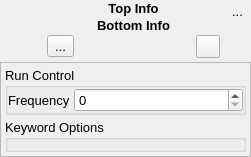
Before: the Qt Designer form src/gui/modulechartmoduleblock.ui in disorderedmaterials/dissolve, drawn with Qt 5.
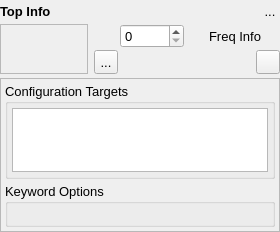
After: the same form once the commit is applied. Icons and pictures are not drawn. Custom widgets are drawn as their Qt base class.

The edit to the form file:
```diff
--- a/src/gui/modulechartmoduleblock.ui
+++ b/src/gui/modulechartmoduleblock.ui
@@ -6,8 +6,8 @@
    <rect>
     <x>0</x>
     <y>0</y>
-    <width>251</width>
-    <height>157</height>
+    <width>200</width>
+    <height>232</height>
    </rect>
   </property>
   <property name="sizePolicy">
@@ -54,32 +54,6 @@
      <property name="spacing">
       <number>4</number>
      </property>
-     <item row="0" column="1">
-      <widget class="QToolButton" name="RemoveButton">
-       <property name="toolTip">
-        <string>Remove this module</string>
-       </property>
-       <property name="text">
-        <string>...</string>
-       </property>
-       <property name="icon">
-        <iconset resource="main.qrc">
-         <normaloff>:/general/icons/general_cross.svg</normaloff>:/general/icons/general_cross.svg</iconset>
-       </property>
-       <property name="iconSize">
-        <size>
-         <width>10</width>
-         <height>10</height>
-        </size>
-       </property>
-       <property name="checkable">
-        <bool>false</bool>
-       </property>
-       <property name="autoRaise">
-        <bool>true</bool>
-       </property>
-      </widget>
-     </item>
      <item row="0" column="0" rowspan="2">
       <widget class="QFrame" name="HeaderFrame">
        <property name="sizePolicy">
@@ -121,54 +95,67 @@
         </property>
         <item>
          <layout class="QGridLayout" name="gridLayout">
-          <property name="spacing">
+          <property name="horizontalSpacing">
+           <number>6</number>
+          </property>
+          <property name="verticalSpacing">
            <number>2</number>
           </property>
-          <item row="0" column="1">
-           <widget class="QLabel" name="TopLabel">
+          <item row="1" column="4" colspan="2">
+           <widget class="QLabel" name="FrequencyLabel">
             <property name="sizePolicy">
-             <sizepolicy hsizetype="Minimum" vsizetype="Minimum">
+             <sizepolicy hsizetype="Expanding" vsizetype="Minimum">
               <horstretch>0</horstretch>
               <verstretch>0</verstretch>
              </sizepolicy>
             </property>
             <property name="font">
              <font>
-              <weight>75</weight>
-              <bold>true</bold>
+              <weight>50</weight>
+              <bold>false</bold>
              </font>
             </property>
             <property name="text">
-             <string>Top Info</string>
+             <string>Freq Info</string>
             </property>
             <property name="alignment">
              <set>Qt::AlignCenter</set>
             </property>
            </widget>
           </item>
-          <item row="1" column="1">
-           <widget class="QLabel" name="BottomLabel">
+          <item row="1" column="3">
+           <widget class="QSpinBox" name="FrequencySpin">
             <property name="sizePolicy">
-             <sizepolicy hsizetype="Minimum" vsizetype="Minimum">
+             <sizepolicy hsizetype="Minimum" vsizetype="Fixed">
               <horstretch>0</horstretch>
               <verstretch>0</verstretch>
              </sizepolicy>
             </property>
-            <property name="font">
-             <font>
-              <weight>75</weight>
-              <bold>true</bold>
-             </font>
+           </widget>
+          </item>
+          <item row="1" column="2">
+           <widget class="QLabel" name="label">
+            <property name="sizePolicy">
+             <sizepolicy hsizetype="Minimum" vsizetype="Preferred">
+              <horstretch>0</horstretch>
+              <verstretch>0</verstretch>
+             </sizepolicy>
             </property>
+            <property name="maximumSize">
+             <size>
+              <width>20</width>
+              <height>20</height>
+             </size>
+            </property>
             <property name="text">
-             <string>Bottom Info</string>
+             <string/>
             </property>
-            <property name="alignment">
-             <set>Qt::AlignCenter</set>
+            <property name="pixmap">
+             <pixmap resource="main.qrc">:/general/icons/general_frequency.svg</pixmap>
             </property>
            </widget>
           </item>
-          <item row="2" column="1">
+          <item row="2" column="2" colspan="4">
            <layout class="QHBoxLayout" name="horizontalLayout">
             <property name="spacing">
              <number>4</number>
@@ -176,11 +163,17 @@
             <item>
              <widget class="QToolButton" name="RunButton">
               <property name="sizePolicy">
-               <sizepolicy hsizetype="Fixed" vsizetype="Fixed">
+               <sizepolicy hsizetype="Preferred" vsizetype="Preferred">
                 <horstretch>0</horstretch>
                 <verstretch>0</verstretch>
                </sizepolicy>
               </property>
+              <property name="maximumSize">
+               <size>
+                <width>24</width>
+                <height>24</height>
+               </size>
+              </property>
               <property name="toolTip">
                <string>Run this module now</string>
               </property>
@@ -193,8 +186,8 @@
               </property>
               <property name="iconSize">
                <size>
-                <width>16</width>
-                <height>16</height>
+                <width>20</width>
+                <height>20</height>
                </size>
               </property>
              </widget>
@@ -218,15 +211,15 @@
             <item>
              <widget class="QToolButton" name="EnabledButton">
               <property name="sizePolicy">
-               <sizepolicy hsizetype="Fixed" vsizetype="Fixed">
+               <sizepolicy hsizetype="Preferred" vsizetype="Preferred">
                 <horstretch>0</horstretch>
                 <verstretch>0</verstretch>
                </sizepolicy>
               </property>
               <property name="maximumSize">
                <size>
-                <width>34</width>
-                <height>16777215</height>
+                <width>50</width>
+                <height>24</height>
                </size>
               </property>
               <property name="toolTip">
@@ -242,8 +235,8 @@
               </property>
               <property name="iconSize">
                <size>
-                <width>32</width>
-                <height>16</height>
+                <width>50</width>
+                <height>20</height>
                </size>
               </property>
               <property name="checkable">
@@ -275,6 +268,18 @@
             </item>
             <item>
              <widget class="QToolButton" name="ToggleKeywordsButton">
+              <property name="sizePolicy">
+               <sizepolicy hsizetype="Preferred" vsizetype="Preferred">
+                <horstretch>0</horstretch>
+                <verstretch>0</verstretch>
+               </sizepolicy>
+              </property>
+              <property name="maximumSize">
+               <size>
+                <width>24</width>
+                <height>24</height>
+               </size>
+              </property>
               <property name="toolTip">
                <string>Toggle module keyword controls</string>
               </property>
@@ -287,8 +292,8 @@
               </property>
               <property name="iconSize">
                <size>
-                <width>16</width>
-                <height>16</height>
+                <width>20</width>
+                <height>20</height>
                </size>
               </property>
               <property name="checkable">
@@ -298,31 +303,117 @@
             </item>
            </layout>
           </item>
-          <item row="0" column="0" rowspan="3">
-           <widget class="QLabel" name="IconLabel">
+          <item row="0" column="0" colspan="5">
+           <widget class="QLabel" name="TopLabel">
             <property name="sizePolicy">
-             <sizepolicy hsizetype="Preferred" vsizetype="Preferred">
+             <sizepolicy hsizetype="Expanding" vsizetype="Minimum">
+              <horstretch>0</horstretch>
+              <verstretch>0</verstretch>
+             </sizepolicy>
+            </property>
+            <property name="font">
+             <font>
+              <weight>75</weight>
+              <bold>true</bold>
+             </font>
+            </property>
+            <property name="text">
+             <string>Top Info</string>
+            </property>
+            <property name="alignment">
+             <set>Qt::AlignLeading|Qt::AlignLeft|Qt::AlignVCenter</set>
+            </property>
+           </widget>
+          </item>
+          <item row="0" column="5">
+           <widget class="QToolButton" name="RemoveButton">
+            <property name="sizePolicy">
+             <sizepolicy hsizetype="Minimum" vsizetype="Preferred">
               <horstretch>0</horstretch>
               <verstretch>0</verstretch>
              </sizepolicy>
             </property>
             <property name="maximumSize">
              <size>
-              <width>48</width>
-              <height>48</height>
+              <width>20</width>
+              <height>16777215</height>
              </size>
             </property>
             <property name="text">
-             <string/>
+             <string>...</string>
             </property>
             <property name="pixmap">
              <pixmap resource="main.qrc">:/modules/icons/modules_import.svg</pixmap>
             </property>
-            <property name="scaledContents">
+            <property name="iconSize">
+             <size>
+              <width>16</width>
+              <height>16</height>
+             </size>
+            </property>
+            <property name="checkable">
+             <bool>false</bool>
+            </property>
+            <property name="autoRaise">
              <bool>true</bool>
             </property>
            </widget>
           </item>
+          <item row="1" column="0" rowspan="2" colspan="2">
+           <widget class="QFrame" name="IconFrame">
+            <property name="frameShape">
+             <enum>QFrame::StyledPanel</enum>
+            </property>
+            <property name="frameShadow">
+             <enum>QFrame::Raised</enum>
+            </property>
+            <property name="lineWidth">
+             <number>2</number>
+            </property>
+            <layout class="QHBoxLayout" name="horizontalLayout_2">
+             <property name="spacing">
+              <number>4</number>
+             </property>
+             <property name="leftMargin">
+              <number>4</number>
+             </property>
+             <property name="topMargin">
+              <number>4</number>
+             </property>
+             <property name="rightMargin">
+              <number>4</number>
+             </property>
+             <property name="bottomMargin">
+              <number>4</number>
+             </property>
+             <item>
+              <widget class="QLabel" name="IconLabel">
+               <property name="sizePolicy">
+                <sizepolicy hsizetype="Preferred" vsizetype="Preferred">
+                 <horstretch>0</horstretch>
+                 <verstretch>0</verstretch>
+                </sizepolicy>
+               </property>
+               <property name="maximumSize">
+                <size>
+                 <width>48</width>
+                 <height>48</height>
+                </size>
+               </property>
+               <property name="text">
+                <string/>
+               </property>
+               <property name="pixmap">
+                <pixmap resource="main.qrc">:/modules/icons/modules_import.svg</pixmap>
+               </property>
+               <property name="scaledContents">
+                <bool>true</bool>
+               </property>
+              </widget>
+             </item>
+            </layout>
+           </widget>
+          </item>
          </layout>
         </item>
        </layout>
@@ -363,44 +454,43 @@
       <item>
        <widget class="QGroupBox" name="RunControlGroup">
         <property name="title">
-         <string>Run Control</string>
+         <string>Configuration Targets</string>
         </property>
-        <layout class="QGridLayout" name="gridLayout_2">
+        <layout class="QVBoxLayout" name="verticalLayout_5">
+         <property name="spacing">
+          <number>4</number>
+         </property>
          <property name="leftMargin">
-          <number>0</number>
+          <number>4</number>
          </property>
          <property name="topMargin">
-          <number>0</number>
+          <number>4</number>
          </property>
          <property name="rightMargin">
-          <number>0</number>
+          <number>4</number>
          </property>
          <property name="bottomMargin">
-          <number>0</number>
-         </property>
-         <property name="spacing">
           <number>4</number>
          </property>
-         <item row="0" column="0">
-          <widget class="QLabel" name="label">
+         <item>
+          <widget class="QListWidget" name="ConfigurationTargetList">
            <property name="sizePolicy">
-            <sizepolicy hsizetype="Minimum" vsizetype="Preferred">
+            <sizepolicy hsizetype="Expanding" vsizetype="Minimum">
              <horstretch>0</horstretch>
              <verstretch>0</verstretch>
             </sizepolicy>
            </property>
-           <property name="text">
-            <string>Frequency</string>
+           <property name="maximumSize">
+            <size>
+             <width>16777215</width>
+             <height>64</height>
+            </size>
            </property>
-          </widget>
-         </item>
-         <item row="0" column="1">
-          <widget class="QSpinBox" name="FrequencySpin">
-           <property name="sizePolicy">
-            <sizepolicy hsizetype="Expanding" vsizetype="Fixed">
-             <horstretch>0</horstretch>
-             <verstretch>0</verstretch>
-            </sizepolicy>
+           <property name="editTriggers">
+            <set>QAbstractItemView::NoEditTriggers</set>
+           </property>
+           <property name="viewMode">
+            <enum>QListView::ListMode</enum>
            </property>
           </widget>
          </item>
@@ -429,7 +519,14 @@
           <number>0</number>
          </property>
          <item>
-          <widget class="ModuleKeywordsWidget" name="KeywordsWidget" native="true"/>
+          <widget class="ModuleKeywordsWidget" name="KeywordsWidget" native="true">
+           <property name="sizePolicy">
+            <sizepolicy hsizetype="Preferred" vsizetype="Expanding">
+             <horstretch>0</horstretch>
+             <verstretch>0</verstretch>
+            </sizepolicy>
+           </property>
+          </widget>
          </item>
         </layout>
        </widget>
```
Left out of the diff: 13 changed lines with no effect on the pictures.
